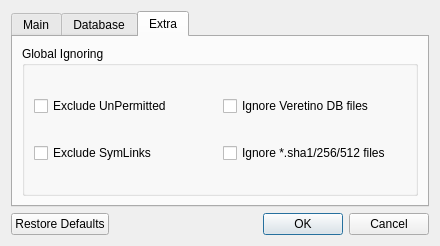
Before: the Qt Designer form src/dialogsettings.ui in artemvlas/veretino, drawn with Qt 5.
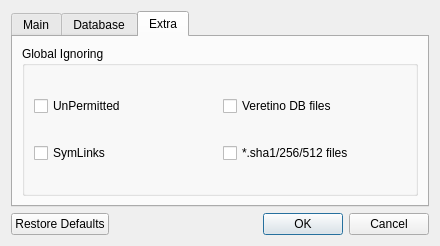
After: the same form once the commit is applied. The open tabs and pages were chosen to show the change.

Patch:
```diff
--- a/src/dialogsettings.ui
+++ b/src/dialogsettings.ui
@@ -240,7 +240,7 @@
              <string>Exclude digest files from the list</string>
             </property>
             <property name="text">
-             <string>Ignore *.sha1/256/512 files</string>
+             <string>*.sha1/256/512 files</string>
             </property>
            </widget>
           </item>
@@ -250,7 +250,7 @@
              <string>Exclude *.ver and *.ver.json files from the filelist</string>
             </property>
             <property name="text">
-             <string>Ignore Veretino DB files</string>
+             <string>Veretino DB files</string>
             </property>
            </widget>
           </item>
@@ -260,7 +260,7 @@
              <string>Exclude files without read permissions</string>
             </property>
             <property name="text">
-             <string>Exclude UnPermitted</string>
+             <string>UnPermitted</string>
             </property>
            </widget>
           </item>
@@ -270,7 +270,7 @@
              <string>Exclude links and shortcuts from the list of files</string>
             </property>
             <property name="text">
-             <string>Exclude SymLinks</string>
+             <string>SymLinks</string>
             </property>
            </widget>
           </item>
```
Left out of the diff: 12 changed lines with no effect on the pictures.
